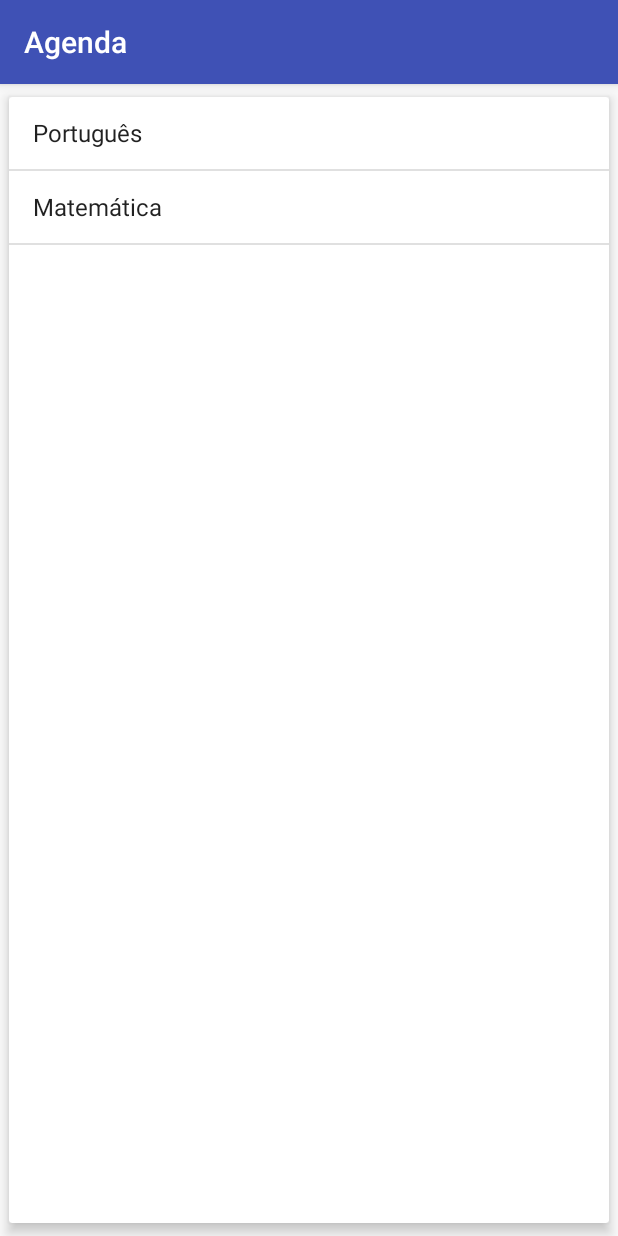
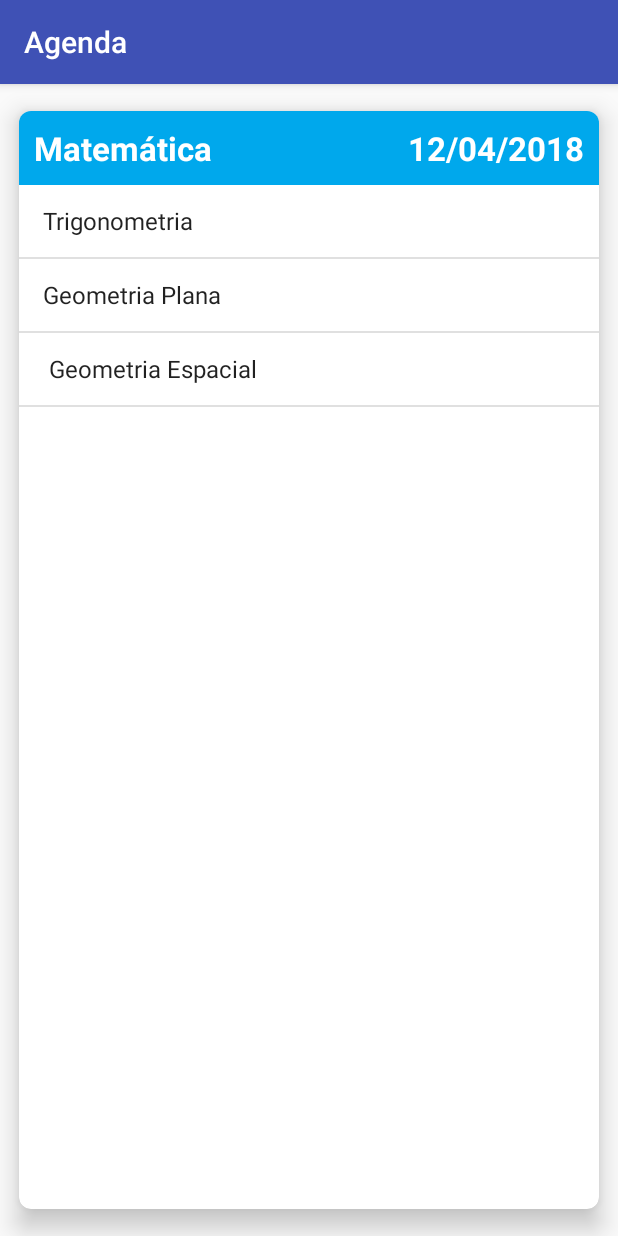
Before and after one commit to LinuxUserIRS/Alura_Android_2, an Android app: the ProvasActivity screen opened directly, with no data from a screen before it, after a tap on "Matemática", on a phone screen of 412 x 824 dp. Run offline under Robolectric (Android 15) with nearby library versions, the phone set to English and light mode, and no system bars.

Commit message:
Implementação de visualização de detalhes de prova.

```diff
--- a/app/src/main/AndroidManifest.xml
+++ b/app/src/main/AndroidManifest.xml
@@ -22,7 +22,7 @@
                 <category android:name="android.intent.category.LAUNCHER" />
             </intent-filter>
         </activity>
-        <activity android:name=".FormularioActivity"></activity>
+        <activity android:name=".FormularioActivity" />
 
         <receiver android:name=".receiver.SMSReceiver">
             <intent-filter>
@@ -30,7 +30,8 @@
             </intent-filter>
         </receiver>
 
-        <activity android:name=".ProvasActivity"></activity>
+        <activity android:name=".ProvasActivity" />
+        <activity android:name=".DetalhesProvaActivity" />
     </application>
 
 </manifest>
--- /dev/null
+++ b/app/src/main/java/br/com/alura/agenda/DetalhesProvaActivity.java
@@ -0,0 +1,32 @@
+package br.com.alura.agenda;
+
+import android.content.Intent;
+import android.support.v7.app.AppCompatActivity;
+import android.os.Bundle;
+import android.widget.ArrayAdapter;
+import android.widget.ListView;
+import android.widget.TextView;
+
+import br.com.alura.agenda.modelo.Prova;
+
+public class DetalhesProvaActivity extends AppCompatActivity {
+
+    @Override
+    protected void onCreate(Bundle savedInstanceState) {
+        super.onCreate(savedInstanceState);
+        setContentView(R.layout.activity_detalhes_prova);
+
+        Intent intentAnterior = getIntent();
+        Prova prova = (Prova) intentAnterior.getSerializableExtra("prova");
+
+        TextView data = (TextView) findViewById(R.id.detalhes_prova_data);
+        TextView materia = (TextView) findViewById(R.id.detalhes_prova_materia);
+        ListView topicos = (ListView) findViewById(R.id.detalhes_prova_topicos);
+
+        materia.setText(prova.getMateria());
+        data.setText(prova.getData());
+
+        ArrayAdapter<String> adapter = new ArrayAdapter<String>(this, android.R.layout.simple_list_item_1, prova.getTopicos());
+        topicos.setAdapter(adapter);
+    }
+}
--- a/app/src/main/java/br/com/alura/agenda/ProvasActivity.java
+++ b/app/src/main/java/br/com/alura/agenda/ProvasActivity.java
@@ -1,5 +1,6 @@
 package br.com.alura.agenda;
 
+import android.content.Intent;
 import android.support.v7.app.AppCompatActivity;
 import android.os.Bundle;
 import android.view.View;
@@ -38,7 +39,9 @@ public class ProvasActivity extends AppCompatActivity {
             @Override
             public void onItemClick(AdapterView<?> adapterView, View view, int i, long l) {
                 Prova prova = (Prova) adapterView.getItemAtPosition(i);
-                Toast.makeText(ProvasActivity.this, prova.getMateria(),Toast.LENGTH_SHORT).show();
+                Intent vaiParaDetalhes = new Intent(ProvasActivity.this, DetalhesProvaActivity.class);
+                vaiParaDetalhes.putExtra("prova", prova);
+                startActivity(vaiParaDetalhes);
             }
         });
     }
--- a/app/src/main/java/br/com/alura/agenda/modelo/Prova.java
+++ b/app/src/main/java/br/com/alura/agenda/modelo/Prova.java
@@ -1,12 +1,13 @@
 package br.com.alura.agenda.modelo;
 
+import java.io.Serializable;
 import java.util.List;
 
 /**
  * Created by italo on 17/01/18.
  */
 
-public class Prova {
+public class Prova implements Serializable{
     private String materia;
     private String data;
     private List<String> topicos;
--- /dev/null
+++ b/app/src/main/res/layout/activity_detalhes_prova.xml
@@ -0,0 +1,52 @@
+<?xml version="1.0" encoding="utf-8"?>
+<android.support.v7.widget.CardView android:layout_height="match_parent"
+    android:layout_width="match_parent"
+    xmlns:android="http://schemas.android.com/apk/res/android"
+    xmlns:app="http://schemas.android.com/apk/res-auto"
+    app:cardElevation="10dp"
+    app:cardUseCompatPadding="true"
+    app:cardCornerRadius="8dp">
+
+    <LinearLayout
+        android:layout_width="match_parent"
+        android:layout_height="match_parent"
+        android:orientation="vertical">
+
+        <RelativeLayout
+            android:layout_width="match_parent"
+            android:layout_height="wrap_content"
+            android:background="#00A8EC">
+
+            <TextView
+                android:layout_width="wrap_content"
+                android:layout_height="wrap_content"
+                android:text="Matéria"
+                android:textColor="#FFF"
+                android:textStyle="bold"
+                android:textSize="22sp"
+                android:id="@+id/detalhes_prova_materia"
+                android:layout_margin="10dp"/>
+
+            <TextView
+                android:layout_width="wrap_content"
+                android:layout_height="wrap_content"
+                android:text="Data"
+                android:textColor="#FFF"
+                android:textStyle="bold"
+                android:textSize="22sp"
+                android:layout_alignParentRight="true"
+                android:id="@+id/detalhes_prova_data"
+                android:layout_margin="10dp"/>
+
+
+        </RelativeLayout>
+
+        <ListView
+            android:layout_width="match_parent"
+            android:layout_height="match_parent"
+            android:id="@+id/detalhes_prova_topicos"></ListView>
+
+    </LinearLayout>
+
+
+</android.support.v7.widget.CardView>
```
